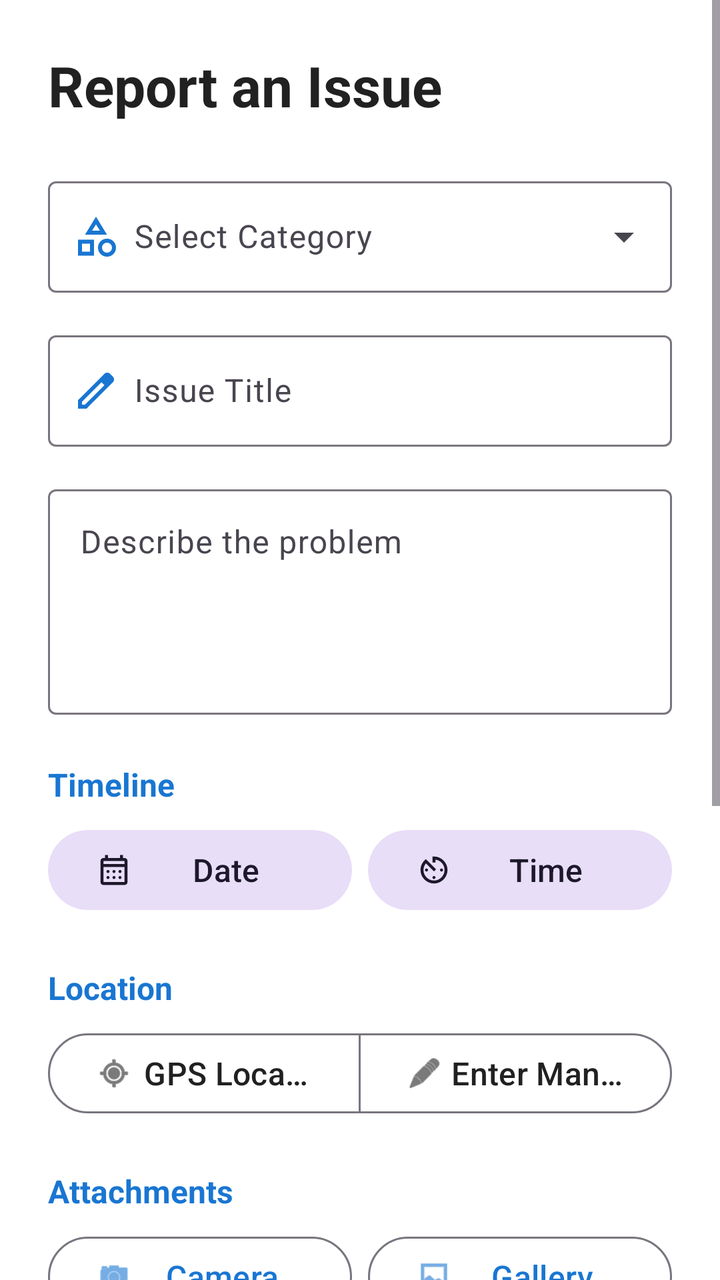
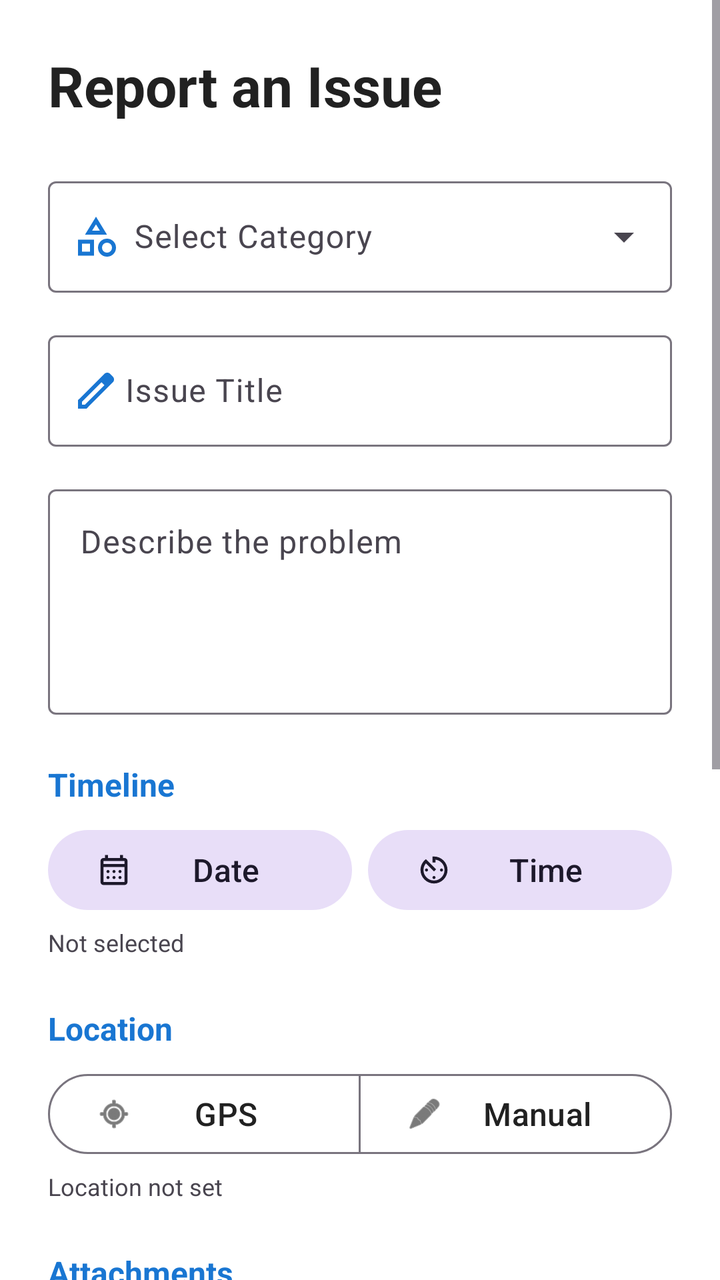

The first picture is an Android layout as it rendered before a commit; the second is the same layout after the commit. The layout source and the unified diff follow.
<!-- AndroidManifest.xml: application theme Theme.Urbanfix -->
<!-- res/layout/fragment_report.xml -->
<?xml version="1.0" encoding="utf-8"?>
<ScrollView xmlns:android="http://schemas.android.com/apk/res/android"
    xmlns:app="http://schemas.android.com/apk/res-auto"
    xmlns:tools="http://schemas.android.com/tools"
    android:layout_width="match_parent"
    android:layout_height="match_parent"
    android:fillViewport="true"
    android:background="?android:attr/windowBackground">

    <LinearLayout
        android:layout_width="match_parent"
        android:layout_height="wrap_content"
        android:orientation="vertical"
        android:padding="24dp">

        <TextView
            android:layout_width="wrap_content"
            android:layout_height="wrap_content"
            android:text="Report an Issue"
            android:textColor="?attr/colorOnSurface"
            android:textSize="28sp"
            android:textStyle="bold"
            android:layout_marginBottom="24dp"/>

        <com.google.android.material.textfield.TextInputLayout
            style="@style/Widget.Material3.TextInputLayout.OutlinedBox.ExposedDropdownMenu"
            android:layout_width="match_parent"
            android:layout_height="wrap_content"
            android:hint="      Select Category"
            app:startIconTint="?attr/colorPrimary"
            app:startIconDrawable="@drawable/ic_category">

            <AutoCompleteTextView
                android:id="@+id/categorySpinner"
                android:layout_width="match_parent"
                android:layout_height="wrap_content"
                android:inputType="none" />
        </com.google.android.material.textfield.TextInputLayout>

        <com.google.android.material.textfield.TextInputLayout
            style="@style/Widget.Material3.TextInputLayout.OutlinedBox"
            android:layout_width="match_parent"
            android:layout_height="wrap_content"
            android:layout_marginTop="16dp"
            android:hint="      Issue Title"
            app:startIconTint="?attr/colorPrimary"
            app:startIconDrawable="@drawable/ic_edit">

            <com.google.android.material.textfield.TextInputEditText
                android:layout_width="match_parent"
                android:layout_height="wrap_content"
                android:inputType="textCapSentences" />
        </com.google.android.material.textfield.TextInputLayout>

        <com.google.android.material.textfield.TextInputLayout
            style="@style/Widget.Material3.TextInputLayout.OutlinedBox"
            android:layout_width="match_parent"
            android:layout_height="wrap_content"
            android:layout_marginTop="16dp"
            android:hint="Describe the problem">

            <com.google.android.material.textfield.TextInputEditText
                android:layout_width="match_parent"
                android:layout_height="wrap_content"
                android:gravity="top"
                android:inputType="textMultiLine"
                android:lines="4" />
        </com.google.android.material.textfield.TextInputLayout>

        <TextView
            android:layout_width="wrap_content"
            android:layout_height="wrap_content"
            android:text="Timeline"
            android:layout_marginTop="24dp"
            android:textStyle="bold"
            android:textColor="?attr/colorPrimary" />

        <LinearLayout
            android:layout_width="match_parent"
            android:layout_height="wrap_content"
            android:layout_marginTop="8dp"
            android:orientation="horizontal"
            android:weightSum="2">

            <com.google.android.material.button.MaterialButton
                android:id="@+id/btnPickDate"
                style="@style/Widget.Material3.Button.TonalButton"
                android:layout_width="0dp"
                android:layout_height="wrap_content"
                android:layout_weight="1"
                android:layout_marginEnd="4dp"
                android:text="Date"
                app:icon="@drawable/ic_calendar" />

            <com.google.android.material.button.MaterialButton
                android:id="@+id/btnPickTime"
                style="@style/Widget.Material3.Button.TonalButton"
                android:layout_width="0dp"
                android:layout_height="wrap_content"
                android:layout_weight="1"
                android:layout_marginStart="4dp"
                android:text="Time"
                app:icon="@drawable/ic_timer" />
        </LinearLayout>

        <TextView
            android:layout_width="wrap_content"
            android:layout_height="wrap_content"
            android:text="Location"
            android:layout_marginTop="24dp"
            android:textStyle="bold"
            android:textColor="?attr/colorPrimary" />

        <com.google.android.material.button.MaterialButtonToggleGroup
            android:layout_width="match_parent"
            android:layout_height="wrap_content"
            android:layout_marginTop="8dp"
            app:singleSelection="true"
            app:selectionRequired="true">

            <com.google.android.material.button.MaterialButton
                android:id="@+id/btnCurrentLoc"
                style="@style/Widget.Material3.Button.OutlinedButton"
                android:layout_width="0dp"
                android:layout_height="wrap_content"
                android:layout_weight="1"
                android:text="GPS Location"
                app:icon="@android:drawable/ic_menu_mylocation" />

            <com.google.android.material.button.MaterialButton
                android:id="@+id/btnManualLoc"
                style="@style/Widget.Material3.Button.OutlinedButton"
                android:layout_width="0dp"
                android:layout_height="wrap_content"
                android:layout_weight="1"
                android:text="Enter Manually"
                app:icon="@android:drawable/ic_menu_edit" />
        </com.google.android.material.button.MaterialButtonToggleGroup>

        <TextView
            android:layout_width="wrap_content"
            android:layout_height="wrap_content"
            android:text="Attachments"
            android:layout_marginTop="24dp"
            android:textStyle="bold"
            android:textColor="?attr/colorPrimary" />

        <LinearLayout
            android:layout_width="match_parent"
            android:layout_height="wrap_content"
            android:layout_marginTop="8dp"
            android:orientation="horizontal"
            android:weightSum="2">

            <com.google.android.material.button.MaterialButton
                android:id="@+id/btnCamera"
                style="@style/Widget.Material3.Button.OutlinedButton"
                android:layout_width="0dp"
                android:layout_height="wrap_content"
                android:layout_weight="1"
                android:layout_marginEnd="4dp"
                android:text="Camera"
                app:icon="@android:drawable/ic_menu_camera" />

            <com.google.android.material.button.MaterialButton
                android:id="@+id/btnGallery"
                style="@style/Widget.Material3.Button.OutlinedButton"
                android:layout_width="0dp"
                android:layout_height="wrap_content"
                android:layout_weight="1"
                android:layout_marginStart="4dp"
                android:text="Gallery"
                app:icon="@android:drawable/ic_menu_gallery" />
        </LinearLayout>

        <com.google.android.material.card.MaterialCardView
            android:layout_width="match_parent"
            android:layout_height="wrap_content"
            android:layout_marginTop="24dp"
            app:cardCornerRadius="12dp"
            app:cardElevation="0dp"
            app:strokeWidth="1dp"
            app:strokeColor="?attr/colorOutlineVariant">

            <LinearLayout
                android:layout_width="match_parent"
                android:layout_height="wrap_content"
                android:orientation="vertical"
                android:padding="12dp">

                <TextView
                    android:layout_width="wrap_content"
                    android:layout_height="wrap_content"
                    android:text="Priority Level"
                    android:textStyle="bold"
                    android:textColor="?attr/colorOnSurface" />

                <RadioGroup
                    android:id="@+id/urgencyRadioGroup"
                    android:layout_width="match_parent"
                    android:layout_height="wrap_content"
                    android:layout_marginTop="8dp">

                    <com.google.android.material.radiobutton.MaterialRadioButton
                        android:id="@+id/radioHigh"
                        android:layout_width="match_parent"
                        android:layout_height="wrap_content"
                        android:text="High (Emergency)" />

                    <com.google.android.material.radiobutton.MaterialRadioButton
                        android:id="@+id/radioMedium"
                        android:layout_width="match_parent"
                        android:layout_height="wrap_content"
                        android:text="Medium (Standard)" />

                    <com.google.android.material.radiobutton.MaterialRadioButton
                        android:id="@+id/radioLow"
                        android:layout_width="match_parent"
                        android:layout_height="wrap_content"
                        android:text="Low (Flexible)" />
                </RadioGroup>
            </LinearLayout>
        </com.google.android.material.card.MaterialCardView>

        <com.google.android.material.button.MaterialButton
            android:id="@+id/btnSubmit"
            android:layout_width="match_parent"
            android:layout_height="60dp"
            android:layout_marginTop="32dp"
            android:layout_marginBottom="16dp"
            android:text="Submit Report"
            android:textSize="?android:attr/textSize"
            app:cornerRadius="12dp" />

    </LinearLayout>
</ScrollView>
<!-- resources referenced by this layout -->
<resources>
  <!-- drawable ic_category (drawable) -->
  <vector xmlns:android="http://schemas.android.com/apk/res/android"
      android:width="24dp"
      android:height="24dp"
      android:viewportWidth="960"
      android:viewportHeight="960">
    <path
        android:pathData="m260,440 l220,-360 220,360L260,440ZM700,880q-75,0 -127.5,-52.5T520,700q0,-75 52.5,-127.5T700,520q75,0 127.5,52.5T880,700q0,75 -52.5,127.5T700,880ZM120,860v-320h320v320L120,860ZM700,800q42,0 71,-29t29,-71q0,-42 -29,-71t-71,-29q-42,0 -71,29t-29,71q0,42 29,71t71,29ZM200,780h160v-160L200,620v160ZM402,360h156l-78,-126 -78,126ZM480,360ZM360,620ZM700,700Z"
        android:fillColor="#e3e3e3"/>
  </vector>
  <!-- drawable ic_edit (drawable) -->
  <vector xmlns:android="http://schemas.android.com/apk/res/android"
      android:width="24dp"
      android:height="24dp"
      android:viewportWidth="960"
      android:viewportHeight="960">
    <path
        android:pathData="M200,760h57l391,-391 -57,-57 -391,391v57ZM120,840v-170l528,-527q12,-11 26.5,-17t30.5,-6q16,0 31,6t26,18l55,56q12,11 17.5,26t5.5,30q0,16 -5.5,30.5T817,313L290,840L120,840ZM760,256 L704,200 760,256ZM619,341 L591,312 648,369 619,341Z"
        android:fillColor="#e3e3e3"/>
  </vector>
  <!-- drawable ic_timer (drawable) -->
  <vector xmlns:android="http://schemas.android.com/apk/res/android"
      android:width="24dp"
      android:height="24dp"
      android:viewportWidth="960"
      android:viewportHeight="960">
    <path
        android:pathData="M340.5,811.5Q275,783 226,734t-77.5,-114.5Q120,554 120,480q0,-44 10,-85.5t29,-78q19,-36.5 45.5,-68T264,192l272,272 -56,56 -216,-216q-30,36 -47,80.5T200,480q0,116 82,198t198,82q116,0 198,-82t82,-198q0,-107 -68.5,-184.5T520,204v76h-80v-160h40q74,0 139.5,28.5T734,226q49,49 77.5,114.5T840,480q0,74 -28.5,139.5T734,734q-49,49 -114.5,77.5T480,840q-74,0 -139.5,-28.5ZM251.5,508.5Q240,497 240,480t11.5,-28.5Q263,440 280,440t28.5,11.5Q320,463 320,480t-11.5,28.5Q297,520 280,520t-28.5,-11.5ZM451.5,708.5Q440,697 440,680t11.5,-28.5Q463,640 480,640t28.5,11.5Q520,663 520,680t-11.5,28.5Q497,720 480,720t-28.5,-11.5ZM651.5,508.5Q640,497 640,480t11.5,-28.5Q663,440 680,440t28.5,11.5Q720,463 720,480t-11.5,28.5Q697,520 680,520t-28.5,-11.5Z"
        android:fillColor="#e3e3e3"/>
  </vector>
  <style name="Theme.Urbanfix" parent="Base.Theme.Urbanfix" />
  <style name="Base.Theme.Urbanfix" parent="Theme.Material3.DayNight.NoActionBar">
          <item name="colorPrimary">#1976D2</item>
          <item name="colorOnPrimary">#FFFFFF</item>
          <item name="colorSecondary">#42A5F5</item>
          <item name="colorOnSecondary">#FFFFFF</item>
          <item name="android:statusBarColor">#1976D2</item>
          <item name="android:windowBackground">#FFFFFF</item>
          <item name="colorSurface">#FFFFFF</item>
          <item name="colorOnSurface">#212121</item>
          <item name="colorSurfaceVariant">#F5F5F5</item>
          <item name="android:textSize">16sp</item>
      </style>
  <!-- unchanged entries left out for length: 1 -->
</resources>

<!-- the commit's change to res/layout/fragment_report.xml (unified diff, before → after) -->
@@ -42,11 +42,12 @@
             android:layout_width="match_parent"
             android:layout_height="wrap_content"
             android:layout_marginTop="16dp"
-            android:hint="      Issue Title"
+            android:hint="     Issue Title"
             app:startIconTint="?attr/colorPrimary"
             app:startIconDrawable="@drawable/ic_edit">
 
             <com.google.android.material.textfield.TextInputEditText
+                android:id="@+id/etTitle"
                 android:layout_width="match_parent"
                 android:layout_height="wrap_content"
                 android:inputType="textCapSentences" />
@@ -60,6 +61,7 @@
             android:hint="Describe the problem">
 
             <com.google.android.material.textfield.TextInputEditText
+                android:id="@+id/etDescription"
                 android:layout_width="match_parent"
                 android:layout_height="wrap_content"
                 android:gravity="top"
@@ -104,6 +106,15 @@
         </LinearLayout>
 
         <TextView
+            android:id="@+id/tvSelectedDateTime"
+            android:layout_width="wrap_content"
+            android:layout_height="wrap_content"
+            android:text="Not selected"
+            android:textSize="12sp"
+            android:layout_marginTop="4dp"
+            android:textColor="?attr/colorOnSurfaceVariant" />
+
+        <TextView
             android:layout_width="wrap_content"
             android:layout_height="wrap_content"
             android:text="Location"
@@ -112,6 +123,7 @@
             android:textColor="?attr/colorPrimary" />
 
         <com.google.android.material.button.MaterialButtonToggleGroup
+            android:id="@+id/locationToggleGroup"
             android:layout_width="match_parent"
             android:layout_height="wrap_content"
             android:layout_marginTop="8dp"
@@ -124,7 +136,7 @@
                 android:layout_width="0dp"
                 android:layout_height="wrap_content"
                 android:layout_weight="1"
-                android:text="GPS Location"
+                android:text="GPS"
                 app:icon="@android:drawable/ic_menu_mylocation" />
 
             <com.google.android.material.button.MaterialButton
@@ -133,9 +145,18 @@
                 android:layout_width="0dp"
                 android:layout_height="wrap_content"
                 android:layout_weight="1"
-                android:text="Enter Manually"
+                android:text="Manual"
                 app:icon="@android:drawable/ic_menu_edit" />
         </com.google.android.material.button.MaterialButtonToggleGroup>
+
+        <TextView
+            android:id="@+id/tvSelectedLocation"
+            android:layout_width="match_parent"
+            android:layout_height="wrap_content"
+            android:text="Location not set"
+            android:textSize="12sp"
+            android:layout_marginTop="4dp"
+            android:textColor="?attr/colorOnSurfaceVariant" />
 
         <TextView
             android:layout_width="wrap_content"
@@ -172,6 +193,15 @@
                 android:text="Gallery"
                 app:icon="@android:drawable/ic_menu_gallery" />
         </LinearLayout>
+
+        <androidx.recyclerview.widget.RecyclerView
+            android:id="@+id/rvImagePreview"
+            android:layout_width="match_parent"
+            android:layout_height="wrap_content"
+            android:layout_marginTop="8dp"
+            android:orientation="horizontal"
+            app:layoutManager="androidx.recyclerview.widget.LinearLayoutManager"
+            tools:listitem="@layout/item_image" />
 
         <com.google.android.material.card.MaterialCardView
             android:layout_width="match_parent"
@@ -229,8 +259,44 @@
             android:layout_marginTop="32dp"
             android:layout_marginBottom="16dp"
             android:text="Submit Report"
-            android:textSize="?android:attr/textSize"
+            android:textSize="16sp"
             app:cornerRadius="12dp" />
 
     </LinearLayout>
 </ScrollView>
+<!-- res/layout/item_image.xml (included above) -->
+<?xml version="1.0" encoding="utf-8"?>
+<com.google.android.material.card.MaterialCardView
+    xmlns:android="http://schemas.android.com/apk/res/android"
+    xmlns:app="http://schemas.android.com/apk/res-auto"
+    android:layout_width="100dp"
+    android:layout_height="100dp"
+    android:layout_margin="4dp"
+    app:cardCornerRadius="8dp"
+    app:cardElevation="2dp"
+    app:strokeWidth="1dp"
+    app:strokeColor="?attr/colorOutlineVariant">
+
+    <FrameLayout
+        android:layout_width="match_parent"
+        android:layout_height="match_parent">
+
+        <ImageView
+            android:id="@+id/ivPreview"
+            android:layout_width="match_parent"
+            android:layout_height="match_parent"
+            android:scaleType="centerCrop"
+            android:src="@android:drawable/ic_menu_gallery" />
+
+        <ImageButton
+            android:id="@+id/btnRemoveImage"
+            android:layout_width="24dp"
+            android:layout_height="24dp"
+            android:layout_gravity="top|end"
+            android:layout_margin="4dp"
+            android:background="@drawable/ic_cancel"
+            android:backgroundTint="#B00020"
+            android:contentDescription="Remove" />
+
+    </FrameLayout>
+</com.google.android.material.card.MaterialCardView>
<!-- resource entries referenced after the edit -->
@@ -1,5 +1,11 @@
 <!-- resources referenced by this layout -->
 <resources>
+  <!-- drawable ic_cancel (drawable) -->
+  <vector xmlns:android="http://schemas.android.com/apk/res/android" android:height="24dp" android:tint="#000000" android:viewportHeight="24" android:viewportWidth="24" android:width="24dp">
+        
+      <path android:fillColor="@android:color/white" android:pathData="M12,2C6.47,2 2,6.47 2,12s4.47,10 10,10 10,-4.47 10,-10S17.53,2 12,2zM17,15.59L15.59,17 12,13.41 8.41,17 7,15.59 10.59,12 7,8.41 8.41,7 12,10.59 15.59,7 17,8.41 13.41,12 17,15.59z"/>
+      
+  </vector>
   <!-- drawable ic_category (drawable) -->
   <vector xmlns:android="http://schemas.android.com/apk/res/android"
       android:width="24dp"
